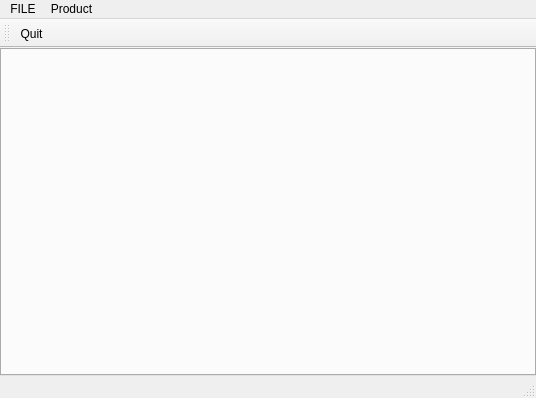
didwnsgur999/Trpg_Table_Server, file ui/mainwindow.ui: the form before one commit.
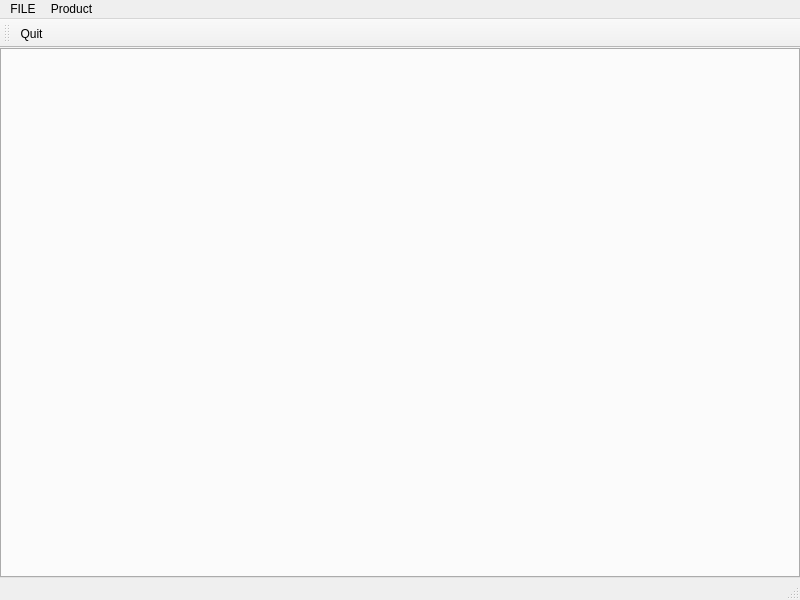
The form after the commit. Icons and pictures are not drawn.

Commit message: 250725 yang 1차 시연 준비

```diff
--- a/ui/mainwindow.ui
+++ b/ui/mainwindow.ui
@@ -6,8 +6,8 @@
    <rect>
     <x>0</x>
     <y>0</y>
-    <width>536</width>
-    <height>398</height>
+    <width>800</width>
+    <height>600</height>
    </rect>
   </property>
   <property name="windowTitle">
@@ -44,8 +44,8 @@
     <rect>
      <x>0</x>
      <y>0</y>
-     <width>536</width>
-     <height>22</height>
+     <width>800</width>
+     <height>18</height>
     </rect>
    </property>
    <widget class="QMenu" name="menuFile">
```
The commit also changes 1 other file.
